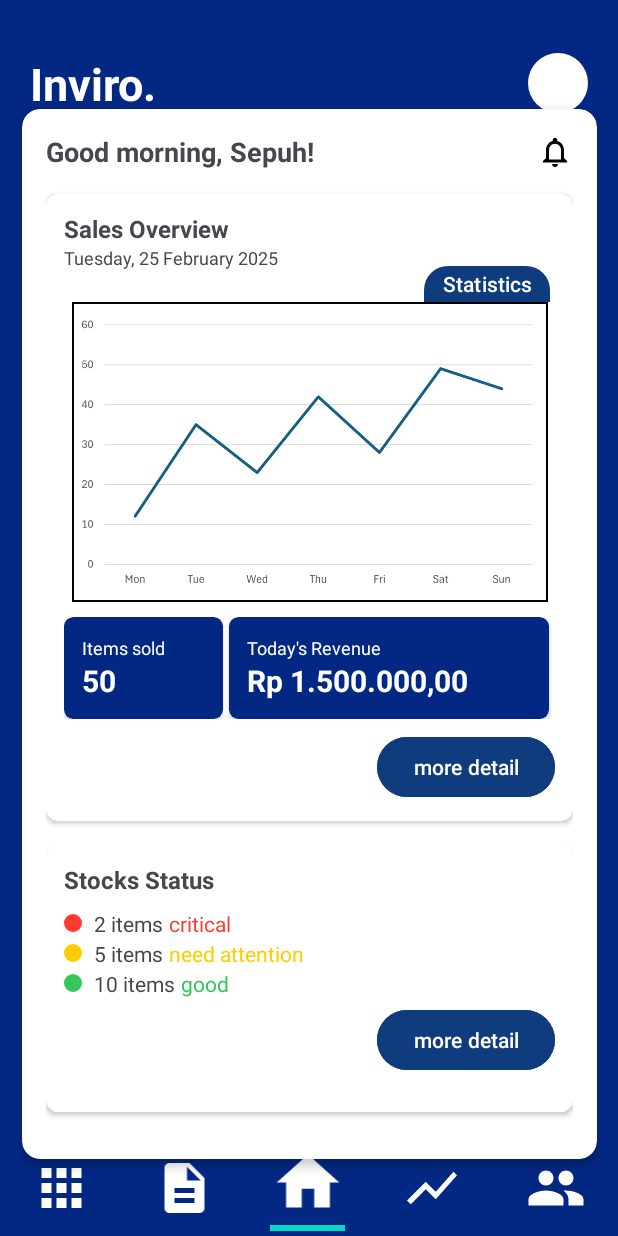
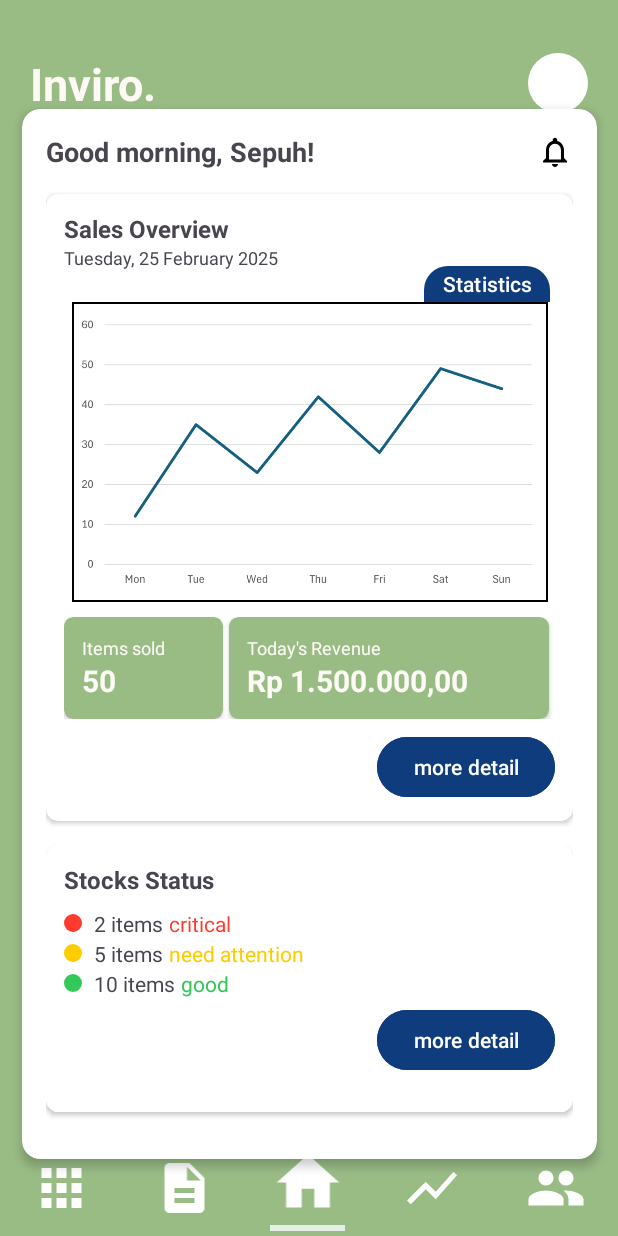
Before and after one commit to hoseawidjaja/Inviro, an Android app: the MainActivity screen opened directly, with no data from a screen before it, on a phone screen of 412 x 824 dp. Run offline under Robolectric (Android 15) with nearby library versions, the phone set to English and light mode, and no system bars.

Commit message:
color palette change

```diff
--- a/app/src/main/res/layout/home_page.xml
+++ b/app/src/main/res/layout/home_page.xml
@@ -5,7 +5,7 @@
     android:id="@+id/startButton"
     android:layout_width="match_parent"
     android:layout_height="match_parent"
-    android:background="@color/dark_blue"
+    android:background="@color/main_green"
     tools:context=".MainActivity">
 
     <!-- App Header -->
@@ -29,7 +29,7 @@
             android:layout_height="40dp"
             android:layout_weight="1"
             android:text="Inviro."
-            android:textColor="@color/white"
+            android:textColor="@color/light_cream"
             android:textSize="30sp"
             android:textStyle="bold"
             android:gravity="start|center_vertical" />
@@ -165,7 +165,7 @@
                             android:layout_height="wrap_content"
                             android:layout_marginEnd="4dp"
                             android:layout_weight="1"
-                            app:cardBackgroundColor="@color/dark_blue"
+                            app:cardBackgroundColor="@color/main_green"
                             app:cardCornerRadius="6dp">
 
                             <LinearLayout
@@ -178,7 +178,7 @@
                                     android:layout_width="wrap_content"
                                     android:layout_height="wrap_content"
                                     android:text="Items sold"
-                                    android:textColor="@color/white"
+                                    android:textColor="@color/light_cream"
                                     android:textSize="12sp" />
 
                                 <TextView
@@ -186,7 +186,7 @@
                                     android:layout_width="wrap_content"
                                     android:layout_height="wrap_content"
                                     android:text="50"
-                                    android:textColor="@color/white"
+                                    android:textColor="@color/light_cream"
                                     android:textSize="20sp"
                                     android:textStyle="bold" />
                             </LinearLayout>
@@ -199,7 +199,7 @@
                             android:layout_height="wrap_content"
                             android:layout_marginEnd="4dp"
                             android:layout_weight="2"
-                            app:cardBackgroundColor="@color/dark_blue"
+                            app:cardBackgroundColor="@color/main_green"
                             app:cardCornerRadius="6dp">
 
                             <LinearLayout
@@ -213,7 +213,7 @@
                                     android:layout_width="wrap_content"
                                     android:layout_height="wrap_content"
                                     android:text="Today's Revenue"
-                                    android:textColor="@color/white"
+                                    android:textColor="@color/light_cream"
                                     android:textSize="12sp" />
 
                                 <TextView
@@ -221,7 +221,7 @@
                                     android:layout_width="wrap_content"
                                     android:layout_height="wrap_content"
                                     android:text="Rp 1.500.000,00"
-                                    android:textColor="@color/white"
+                                    android:textColor="@color/light_cream"
                                     android:textSize="20sp"
                                     android:textStyle="bold" />
                             </LinearLayout>
@@ -385,7 +385,7 @@
         android:layout_width="match_parent"
         android:layout_height="70dp"
         android:layout_marginTop="-15dp"
-        android:background="@color/dark_blue"
+        android:background="@color/main_green"
         android:gravity="center"
         android:orientation="horizontal"
         app:layout_constraintBottom_toBottomOf="parent"
@@ -426,7 +426,7 @@
                 android:layout_width="50dp"
                 android:layout_height="4dp"
                 android:layout_marginTop="3dp"
-                android:background="@color/teal_200" />
+                android:background="@color/light_green" />
         </LinearLayout>
 
         <ImageView
```
